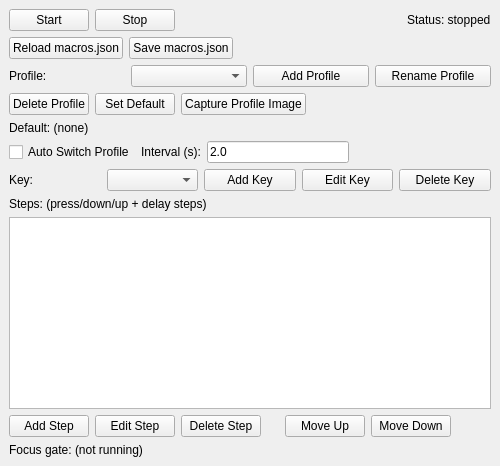
Above: main_window.ui from weibaozi/DNF_Tool before the change. Below: the same form after it.
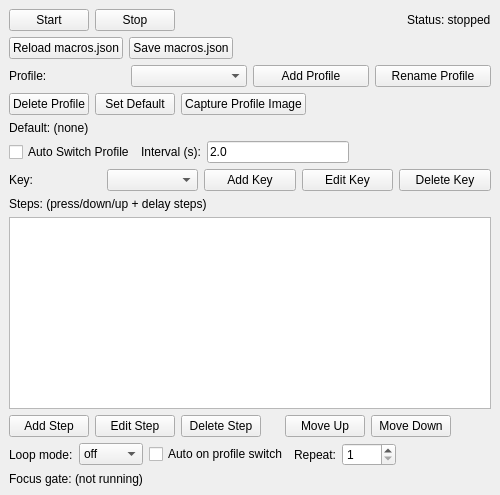
That is the form after the change.

```diff
--- a/main_window.ui
+++ b/main_window.ui
@@ -326,6 +326,77 @@
      </layout>
     </item>
 
+    <item>
+     <layout class="QHBoxLayout" name="layoutLoopControls">
+      <item>
+       <widget class="QLabel" name="lblLoopMode">
+        <property name="text">
+         <string>Loop mode:</string>
+        </property>
+       </widget>
+      </item>
+      <item>
+       <widget class="QComboBox" name="comboLoopMode">
+        <item>
+         <property name="text">
+          <string>off</string>
+         </property>
+        </item>
+        <item>
+         <property name="text">
+          <string>toggle</string>
+         </property>
+        </item>
+        <item>
+         <property name="text">
+          <string>hold</string>
+         </property>
+        </item>
+       </widget>
+      </item>
+      <item>
+       <widget class="QCheckBox" name="chkAutoToggleOnProfileSwitch">
+        <property name="text">
+         <string>Auto on profile switch</string>
+        </property>
+       </widget>
+      </item>
+      <item>
+       <widget class="QLabel" name="lblRepeatCount">
+        <property name="text">
+         <string>Repeat:</string>
+        </property>
+       </widget>
+      </item>
+      <item>
+       <widget class="QSpinBox" name="spinRepeat">
+        <property name="minimum">
+         <number>1</number>
+        </property>
+        <property name="maximum">
+         <number>9999</number>
+        </property>
+        <property name="value">
+         <number>1</number>
+        </property>
+       </widget>
+      </item>
+      <item>
+       <spacer name="spacerLoopControls">
+        <property name="orientation">
+         <enum>Qt::Orientation::Horizontal</enum>
+        </property>
+        <property name="sizeHint" stdset="0">
+         <size>
+          <width>40</width>
+          <height>0</height>
+         </size>
+        </property>
+       </spacer>
+      </item>
+     </layout>
+    </item>
+
     <item>
      <widget class="QLabel" name="lblFocusGate">
       <property name="text">
```
